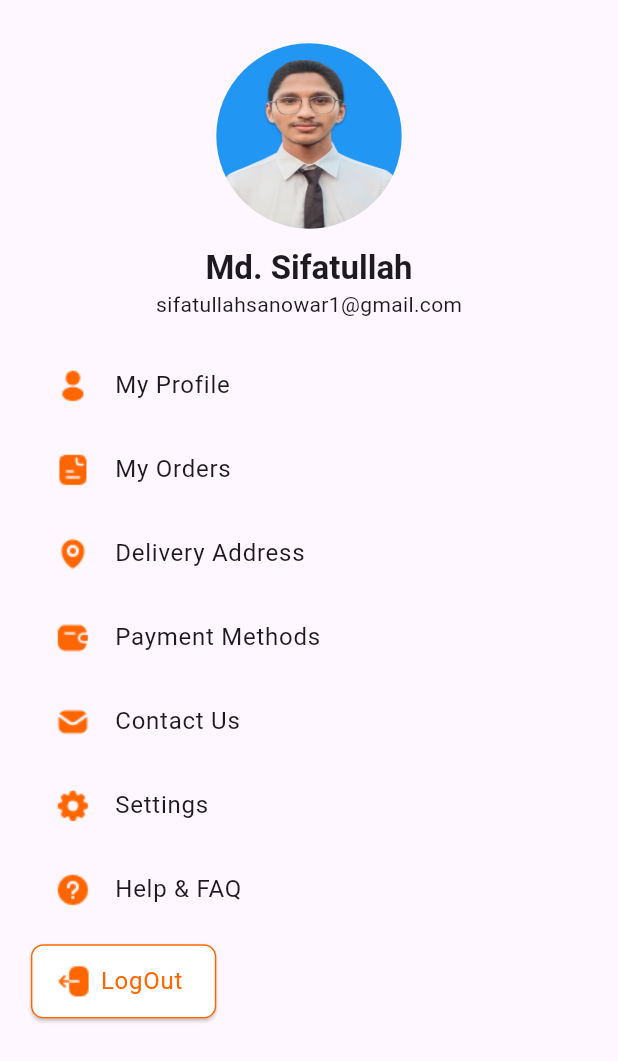
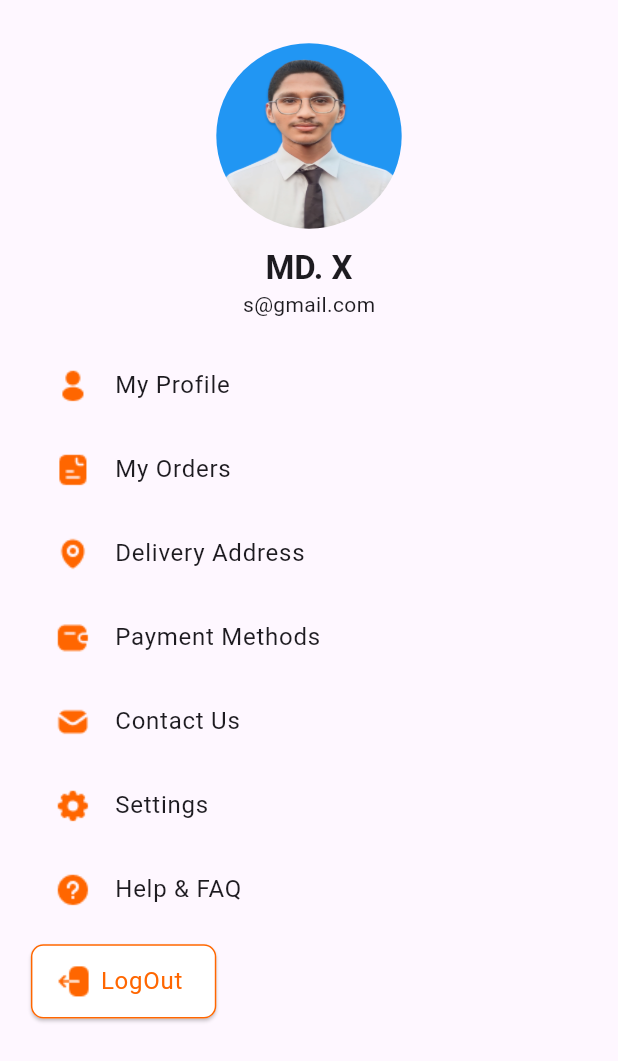
Before and after one commit to Md-Sifatullah617/sped, a Flutter app: the ProfileScreen screen opened directly, on a phone screen of 412 x 824 dp. Shown: the top 1061 px of the screen. Run offline on Flutter 3.47's test engine with Material 3 defaults, Android fonts, the phone set to English and light mode, and no system bars; our stand-ins replace carousel_slider, country_code_picker, fluttertoast, font_awesome_flutter, get.

Commit message:
code update

```diff
--- a/lib/view/profile/profile_screen.dart
+++ b/lib/view/profile/profile_screen.dart
@@ -35,12 +35,12 @@ class ProfileScreen extends StatelessWidget {
                   ),
                 ),
                 Text(
-                  "Md. Sifatullah",
+                  "MD. X",
                   style: Theme.of(context).textTheme.titleLarge!.copyWith(
                         fontWeight: FontWeight.bold,
                       ),
                 ),
-                Text("sifatullahsanowar1@gmail.com"),
+                const Text("s@gmail.com"),
                 SizedBox(
                   height: Get.height * 0.02,
                 ),
```
Also changed, not shown: assets/images/Desh-IT BD.png (deleted).
